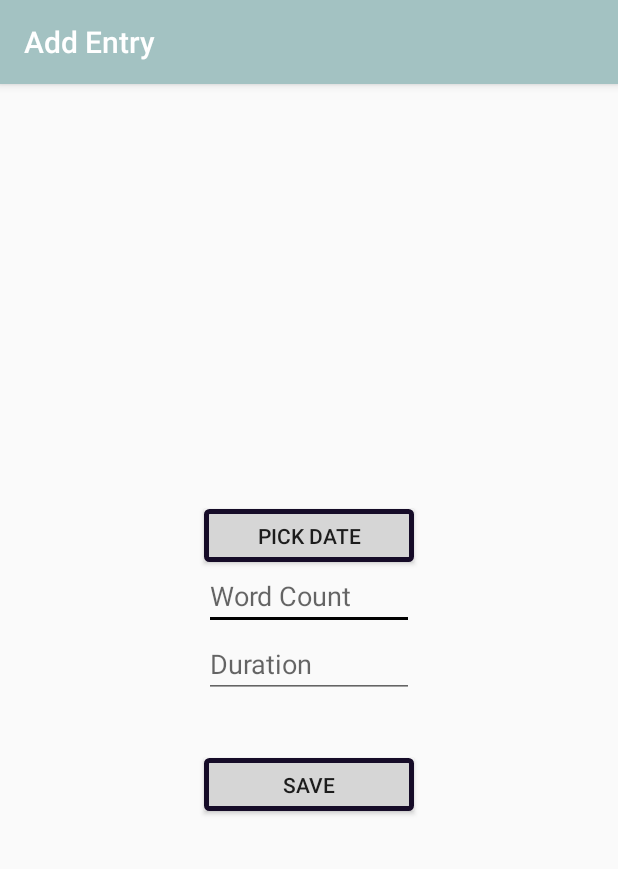
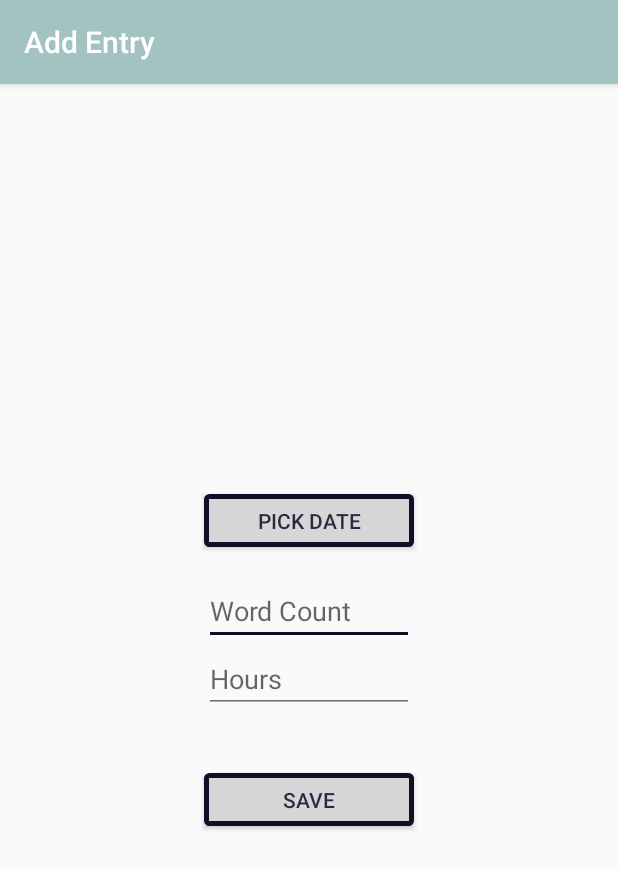
Before and after one commit to siansrd/and_studio_writetrack, an Android app: the ActivityEntry screen opened directly, with no data from a screen before it, on a phone screen of 412 x 824 dp. Shown: the top 869 px of the screen. Run offline under Robolectric (Android 15) with nearby library versions, the phone set to English and light mode, and no system bars.

```diff
--- a/app/src/main/java/com/example/user/writetrack/ActivityEntry.java
+++ b/app/src/main/java/com/example/user/writetrack/ActivityEntry.java
@@ -75,7 +75,7 @@ public class ActivityEntry extends AppCompatActivity {
                 EntryClass entry = new EntryClass(date, wordCount, duration);
                 Log.d("WriteTrack:", "clicked! input date " + mSelectedDate.toString() + " has been created");
                 db.addEntry(entry);
-                Toast.makeText(getApplicationContext(), "Saved Successfully", Toast.LENGTH_LONG).show();
+                Toast.makeText(getApplicationContext(), "Saved", Toast.LENGTH_SHORT).show();
 
             }
 
--- a/app/src/main/res/layout/activity_entry.xml
+++ b/app/src/main/res/layout/activity_entry.xml
@@ -18,6 +18,7 @@
     <EditText
         android:layout_width="140dp"
         android:layout_height="wrap_content"
+        android:layout_marginTop="20dp"
         android:id="@+id/editWordCount"
         android:inputType="number"
         android:hint="Word Count"/>
@@ -27,7 +28,7 @@
         android:layout_height="wrap_content"
         android:id="@+id/editDuration"
         android:inputType="number"
-        android:hint="Duration"/>
+        android:hint="Hours"/>
 
     <Button
         android:id="@+id/save"
--- /dev/null
+++ b/app/src/main/res/values-v21/styles.xml
@@ -0,0 +1,14 @@
+<?xml version="1.0" encoding="utf-8"?>
+<resources>
+
+        <style name="AppTheme" parent="Theme.AppCompat.Light.DarkActionBar">
+                <!-- Customize your theme here. -->
+                <item name="colorPrimary">@color/colorPrimary</item>
+                <item name="colorPrimaryDark">@color/colorPrimaryDark</item>
+                <item name="colorAccent">@color/colorAccent</item>
+                <item name="android:colorForeground">@color/foreground_material_light</item>
+                <item name="android:navigationBarColor">@color/black</item>
+                <item name="android:colorBackground">@color/background_material_light</item>
+                <item name="android:statusBarColor">@color/colorPrimaryDark</item>
+        </style>
+</resources>
--- a/app/src/main/res/values/colors.xml
+++ b/app/src/main/res/values/colors.xml
@@ -1,6 +1,11 @@
 <?xml version="1.0" encoding="utf-8"?>
 <resources>
     <color name="colorPrimary">#a3c2c2</color>
-    <color name="colorPrimaryDark">#396969</color>
-    <color name="colorAccent">#000</color>
+    <color name="colorPrimaryDark">#160c28</color>
+    <color name="colorAccent">#160c28</color>
+    <color name="foreground_material_light">#160c28</color>
+    <color name="black">#160c28</color>
+    <color name="primary_text_default_material_light">#160c28</color>
+    <color name="secondary_text_default_material_light">#fe000000</color>
+    <color name="background_material_light">#fafafa</color>
 </resources>
--- a/app/src/main/res/values/styles.xml
+++ b/app/src/main/res/values/styles.xml
@@ -6,6 +6,8 @@
         <item name="colorPrimary">@color/colorPrimary</item>
         <item name="colorPrimaryDark">@color/colorPrimaryDark</item>
         <item name="colorAccent">@color/colorAccent</item>
+        <item name="android:colorForeground">@color/foreground_material_light</item>
+        <item name="android:colorBackground">@color/background_material_light</item>
     </style>
 
 </resources>
```
Also changed, not shown: app/src/main/java/com/example/user/writetrack/ActivityJournal.java (+27 -5 lines), app/src/main/java/com/example/user/writetrack/DBHandler.java (+0 -11 lines), app/src/main/java/com/example/user/writetrack/EntryClass.java (+11 -0 lines), app/src/main/java/com/example/user/writetrack/JournalClass.java (+24 -4 lines), app/src/main/assets/Volkhov-Bold.ttf (deleted), app/src/main/assets/Volkhov-BoldItalic.ttf (deleted), app/src/main/assets/Volkhov-Italic.ttf (deleted), app/src/main/assets/Volkhov-Regular.ttf (deleted).
